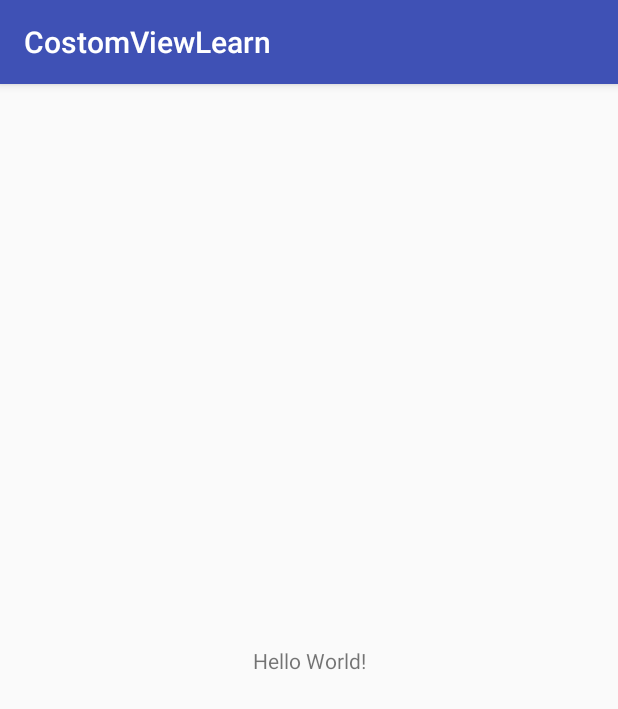
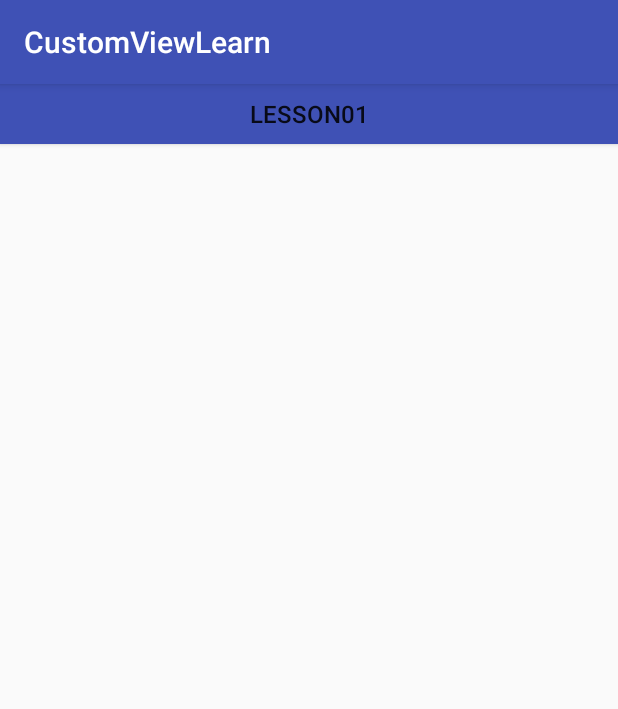
Before and after one commit to WFCN/CustomViewLeanning, an Android app: the screen it shows after launch (MainActivity), on a phone screen of 412 x 824 dp. Shown: the top 709 px of the screen. Run offline under Robolectric (Android 15) with nearby library versions, the phone set to English and light mode, and no system bars.

Commit message:
fix package name

```diff
--- a/app/build.gradle
+++ b/app/build.gradle
@@ -3,7 +3,7 @@ apply plugin: 'com.android.application'
 android {
     compileSdkVersion 27
     defaultConfig {
-        applicationId "com.wjf.costomviewlearn"
+        applicationId "com.wjf.customviewlearn"
         minSdkVersion 14
         targetSdkVersion 27
         versionCode 1
--- a/app/src/main/AndroidManifest.xml
+++ b/app/src/main/AndroidManifest.xml
@@ -1,5 +1,5 @@
 <?xml version="1.0" encoding="utf-8"?>
-<manifest package="com.wjf.costomviewlearn"
+<manifest package="com.wjf.customviewlearn"
           xmlns:android="http://schemas.android.com/apk/res/android">
 
     <application
@@ -9,7 +9,7 @@
         android:roundIcon="@mipmap/ic_launcher_round"
         android:supportsRtl="true"
         android:theme="@style/AppTheme">
-        <activity android:name=".MainActivity">
+        <activity android:name="com.wjf.customviewlearn.MainActivity">
             <intent-filter>
                 <action android:name="android.intent.action.MAIN"/>
 
--- a/app/src/main/java/com/wjf/costomviewlearn/MainActivity.java
+++ b/app/src/main/java/com/wjf/customviewlearn/MainActivity.java
@@ -1,4 +1,4 @@
-package com.wjf.costomviewlearn;
+package com.wjf.customviewlearn;
 
 import android.support.v7.app.AppCompatActivity;
 import android.os.Bundle;
--- /dev/null
+++ b/app/src/main/res/drawable/selector_btn_common.xml
@@ -0,0 +1,13 @@
+<?xml version="1.0" encoding="utf-8"?>
+<selector xmlns:android="http://schemas.android.com/apk/res/android">
+    <item android:state_pressed="true">
+        <shape android:shape="rectangle">
+            <solid android:color="@color/colorPrimaryDark"/>
+        </shape>
+    </item>
+    <item>
+        <shape android:shape="rectangle">
+            <solid android:color="@color/colorPrimary"/>
+        </shape>
+    </item>
+</selector>
--- a/app/src/main/res/layout/activity_main.xml
+++ b/app/src/main/res/layout/activity_main.xml
@@ -1,19 +1,26 @@
 <?xml version="1.0" encoding="utf-8"?>
-<android.support.constraint.ConstraintLayout
+<ScrollView
     xmlns:android="http://schemas.android.com/apk/res/android"
     xmlns:app="http://schemas.android.com/apk/res-auto"
     xmlns:tools="http://schemas.android.com/tools"
     android:layout_width="match_parent"
     android:layout_height="match_parent"
+    android:fillViewport="true"
     tools:context=".MainActivity">
 
-    <TextView
-        android:layout_width="wrap_content"
-        android:layout_height="wrap_content"
-        android:text="Hello World!"
-        app:layout_constraintBottom_toBottomOf="parent"
-        app:layout_constraintLeft_toLeftOf="parent"
-        app:layout_constraintRight_toRightOf="parent"
-        app:layout_constraintTop_toTopOf="parent"/>
+    <LinearLayout
+        android:layout_width="match_parent"
+        android:layout_height="match_parent"
+        android:orientation="vertical">
 
-</android.support.constraint.ConstraintLayout>
+        <Button
+
+            android:background="@drawable/selector_btn_common"
+            android:layout_width="match_parent"
+            android:layout_height="40dp"
+            android:gravity="center"
+            android:text="@string/str_lesson01"
+            android:textSize="16sp"/>
+    </LinearLayout>
+
+</ScrollView>
--- a/app/src/main/res/values/strings.xml
+++ b/app/src/main/res/values/strings.xml
@@ -1,3 +1,4 @@
 <resources>
-    <string name="app_name">CostomViewLearn</string>
+    <string name="app_name">CustomViewLearn</string>
+    <string name="str_lesson01">Lesson01</string>
 </resources>
```
Also changed, not shown: app/src/main/java/com/wjf/customviewlearn/paint/PaintStyle.java (added, +26 -0 lines), app/src/main/java/com/wjf/customviewlearn/view/PaintTest01.java (added, +65 -0 lines), 4 other files.
